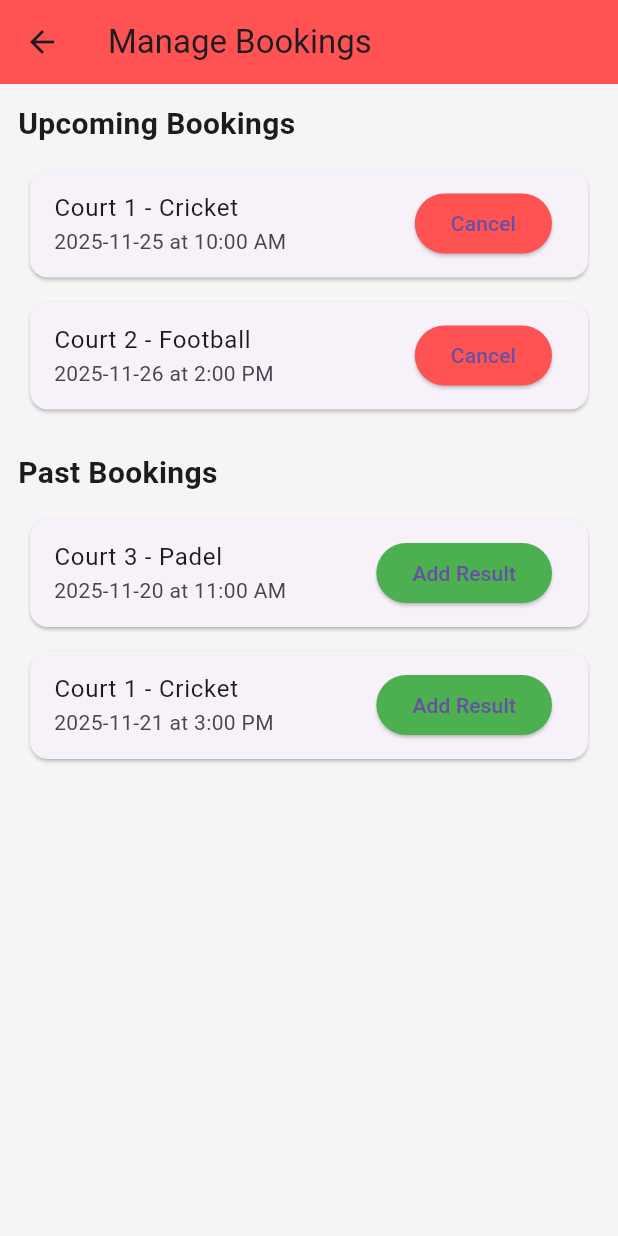
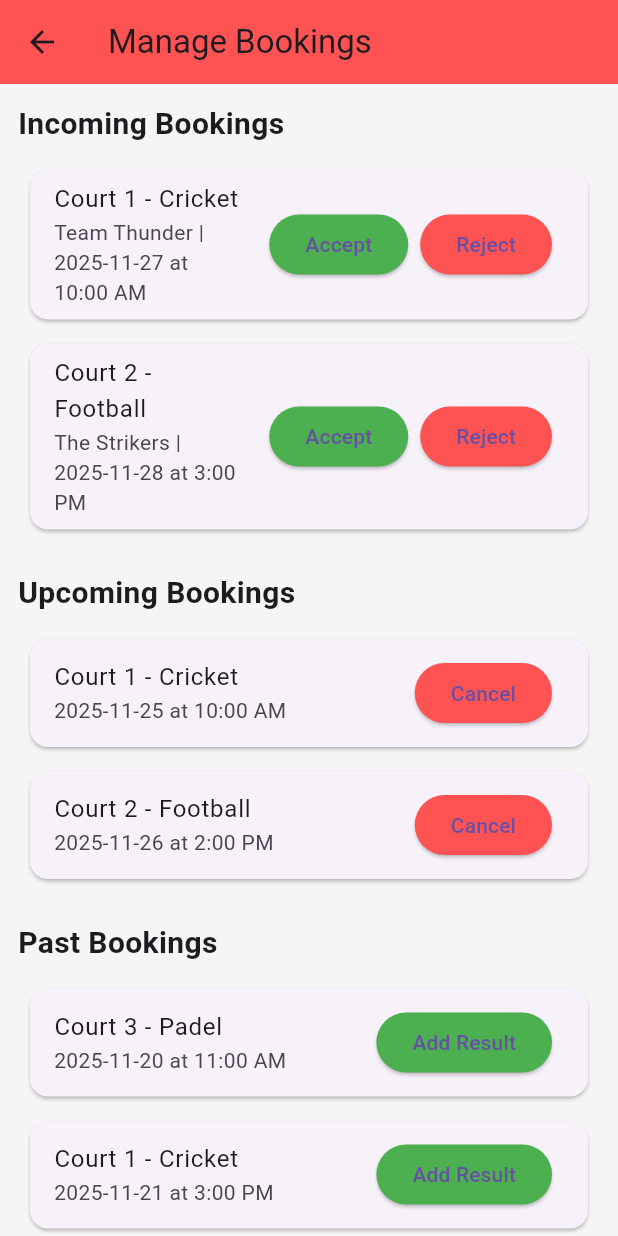
Before and after one commit to saadbinather/KhelKood, a Flutter app: the BookingManagementPage screen opened directly, on a phone screen of 412 x 824 dp. Run offline on Flutter 3.47's test engine with Material 3 defaults, Android fonts, the phone set to English and light mode, and no system bars.

Commit message:
made some changes to booking management and dashboard

```diff
--- a/frontend/lib/CourtOwner/booking_management_page.dart
+++ b/frontend/lib/CourtOwner/booking_management_page.dart
@@ -8,7 +8,28 @@ class BookingManagementPage extends StatefulWidget {
 }
 
 class _BookingManagementPageState extends State<BookingManagementPage> {
-  // Dummy data
+  // -----------------------------
+  // Dummy Data
+  // -----------------------------
+  List<Map<String, dynamic>> incomingBookings = [
+    {
+      "id": 101,
+      "court": "Court 1",
+      "sport": "Cricket",
+      "team": "Team Thunder",
+      "date": "2025-11-27",
+      "time": "10:00 AM"
+    },
+    {
+      "id": 102,
+      "court": "Court 2",
+      "sport": "Football",
+      "team": "The Strikers",
+      "date": "2025-11-28",
+      "time": "3:00 PM"
+    },
+  ];
+
   List<Map<String, dynamic>> upcomingBookings = [
     {
       "id": 1,
@@ -43,6 +64,9 @@ class _BookingManagementPageState extends State<BookingManagementPage> {
     },
   ];
 
+  // -----------------------------
+  // Actions
+  // -----------------------------
   void cancelBooking(int id) {
     setState(() {
       upcomingBookings.removeWhere((booking) => booking['id'] == id);
@@ -73,7 +97,7 @@ class _BookingManagementPageState extends State<BookingManagementPage> {
           ),
           ElevatedButton(
             onPressed: () {
-              // Here you can send the result to your backend API later
+              // Send result to backend later
               print(
                   "Result for booking ${booking['id']}: ${resultController.text}");
               Navigator.pop(context);
@@ -85,7 +109,51 @@ class _BookingManagementPageState extends State<BookingManagementPage> {
     );
   }
 
-  Widget buildBookingCard(Map<String, dynamic> booking, {bool isUpcoming = true}) {
+  void acceptBooking(Map<String, dynamic> booking) {
+    setState(() {
+      incomingBookings.removeWhere((b) => b['id'] == booking['id']);
+      upcomingBookings.add(booking);
+    });
+  }
+
+  void rejectBooking(int id) {
+    setState(() {
+      incomingBookings.removeWhere((booking) => booking['id'] == id);
+    });
+  }
+
+  // -----------------------------
+  // Widgets
+  // -----------------------------
+  Widget buildIncomingBookingCard(Map<String, dynamic> booking) {
+    return Card(
+      margin: const EdgeInsets.all(8),
+      child: ListTile(
+        title: Text("${booking['court']} - ${booking['sport']}"),
+        subtitle: Text(
+            "${booking['team']} | ${booking['date']} at ${booking['time']}"),
+        trailing: Row(
+          mainAxisSize: MainAxisSize.min,
+          children: [
+            ElevatedButton(
+              onPressed: () => acceptBooking(booking),
+              style: ElevatedButton.styleFrom(backgroundColor: Colors.green),
+              child: const Text("Accept"),
+            ),
+            const SizedBox(width: 8),
+            ElevatedButton(
+              onPressed: () => rejectBooking(booking['id']),
+              style: ElevatedButton.styleFrom(backgroundColor: Colors.redAccent),
+              child: const Text("Reject"),
+            ),
+          ],
+        ),
+      ),
+    );
+  }
+
+  Widget buildBookingCard(Map<String, dynamic> booking,
+      {bool isUpcoming = true}) {
     return Card(
       margin: const EdgeInsets.all(8),
       child: ListTile(
@@ -108,6 +176,9 @@ class _BookingManagementPageState extends State<BookingManagementPage> {
     );
   }
 
+  // -----------------------------
+  // Build Page
+  // -----------------------------
   @override
   Widget build(BuildContext context) {
     return Scaffold(
@@ -121,6 +192,15 @@ class _BookingManagementPageState extends State<BookingManagementPage> {
           child: Column(
             crossAxisAlignment: CrossAxisAlignment.start,
             children: [
+              const Text(
+                "Incoming Bookings",
+                style: TextStyle(fontSize: 20, fontWeight: FontWeight.bold),
+              ),
+              const SizedBox(height: 8),
+              ...incomingBookings
+                  .map((booking) => buildIncomingBookingCard(booking))
+                  .toList(),
+              const SizedBox(height: 20),
               const Text(
                 "Upcoming Bookings",
                 style: TextStyle(fontSize: 20, fontWeight: FontWeight.bold),
--- a/frontend/lib/CourtOwner/dash_board.dart
+++ b/frontend/lib/CourtOwner/dash_board.dart
@@ -55,7 +55,7 @@ class CourtOwnerDashboard extends StatelessWidget {
             ),
 
             dashboardButton(
-              title: "View Bookings",
+              title: "Manage Bookings",
               icon: Icons.calendar_month,
               onTap: () {
                 Navigator.push(
```
